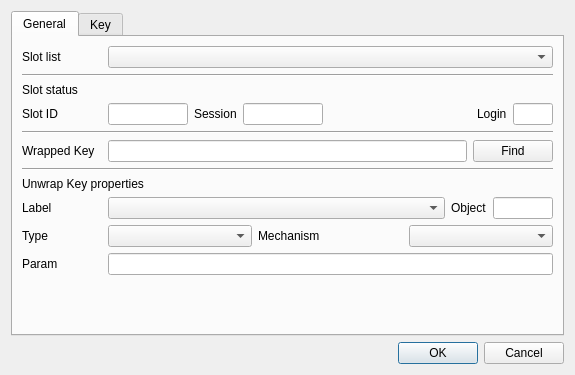
Old version of the form CryptokiMan/unwrap_key_dlg.ui in the repository jykim74/CryptokiMan.
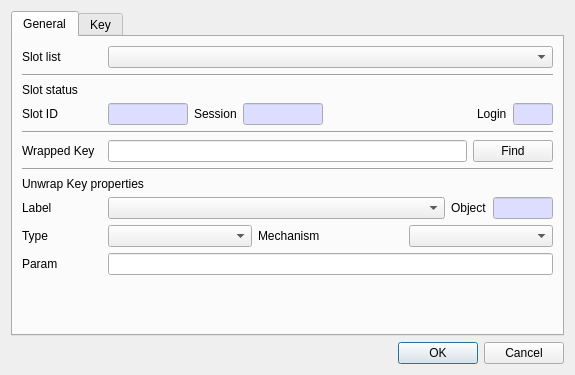
New version of the form.

Commit message: Read Only 입력창 색지정

The edit to the form file:
```diff
--- a/CryptokiMan/unwrap_key_dlg.ui
+++ b/CryptokiMan/unwrap_key_dlg.ui
@@ -101,6 +101,46 @@
              <height>16777215</height>
             </size>
            </property>
+           <property name="palette">
+            <palette>
+             <active>
+              <colorrole role="Base">
+               <brush brushstyle="SolidPattern">
+                <color alpha="255">
+                 <red>221</red>
+                 <green>221</green>
+                 <blue>255</blue>
+                </color>
+               </brush>
+              </colorrole>
+             </active>
+             <inactive>
+              <colorrole role="Base">
+               <brush brushstyle="SolidPattern">
+                <color alpha="255">
+                 <red>221</red>
+                 <green>221</green>
+                 <blue>255</blue>
+                </color>
+               </brush>
+              </colorrole>
+             </inactive>
+             <disabled>
+              <colorrole role="Base">
+               <brush brushstyle="SolidPattern">
+                <color alpha="255">
+                 <red>240</red>
+                 <green>240</green>
+                 <blue>240</blue>
+                </color>
+               </brush>
+              </colorrole>
+             </disabled>
+            </palette>
+           </property>
+           <property name="readOnly">
+            <bool>true</bool>
+           </property>
           </widget>
          </item>
          <item row="0" column="2">
@@ -118,6 +158,46 @@
              <height>16777215</height>
             </size>
            </property>
+           <property name="palette">
+            <palette>
+             <active>
+              <colorrole role="Base">
+               <brush brushstyle="SolidPattern">
+                <color alpha="255">
+                 <red>221</red>
+                 <green>221</green>
+                 <blue>255</blue>
+                </color>
+               </brush>
+              </colorrole>
+             </active>
+             <inactive>
+              <colorrole role="Base">
+               <brush brushstyle="SolidPattern">
+                <color alpha="255">
+                 <red>221</red>
+                 <green>221</green>
+                 <blue>255</blue>
+                </color>
+               </brush>
+              </colorrole>
+             </inactive>
+             <disabled>
+              <colorrole role="Base">
+               <brush brushstyle="SolidPattern">
+                <color alpha="255">
+                 <red>240</red>
+                 <green>240</green>
+                 <blue>240</blue>
+                </color>
+               </brush>
+              </colorrole>
+             </disabled>
+            </palette>
+           </property>
+           <property name="readOnly">
+            <bool>true</bool>
+           </property>
           </widget>
          </item>
          <item row="0" column="1">
@@ -128,6 +208,46 @@
              <height>16777215</height>
             </size>
            </property>
+           <property name="palette">
+            <palette>
+             <active>
+              <colorrole role="Base">
+               <brush brushstyle="SolidPattern">
+                <color alpha="255">
+                 <red>221</red>
+                 <green>221</green>
+                 <blue>255</blue>
+                </color>
+               </brush>
+              </colorrole>
+             </active>
+             <inactive>
+              <colorrole role="Base">
+               <brush brushstyle="SolidPattern">
+                <color alpha="255">
+                 <red>221</red>
+                 <green>221</green>
+                 <blue>255</blue>
+                </color>
+               </brush>
+              </colorrole>
+             </inactive>
+             <disabled>
+              <colorrole role="Base">
+               <brush brushstyle="SolidPattern">
+                <color alpha="255">
+                 <red>240</red>
+                 <green>240</green>
+                 <blue>240</blue>
+                </color>
+               </brush>
+              </colorrole>
+             </disabled>
+            </palette>
+           </property>
+           <property name="readOnly">
+            <bool>true</bool>
+           </property>
           </widget>
          </item>
          <item row="0" column="4">
@@ -216,6 +336,46 @@
              <height>16777215</height>
             </size>
            </property>
+           <property name="palette">
+            <palette>
+             <active>
+              <colorrole role="Base">
+               <brush brushstyle="SolidPattern">
+                <color alpha="255">
+                 <red>221</red>
+                 <green>221</green>
+                 <blue>255</blue>
+                </color>
+               </brush>
+              </colorrole>
+             </active>
+             <inactive>
+              <colorrole role="Base">
+               <brush brushstyle="SolidPattern">
+                <color alpha="255">
+                 <red>221</red>
+                 <green>221</green>
+                 <blue>255</blue>
+                </color>
+               </brush>
+              </colorrole>
+             </inactive>
+             <disabled>
+              <colorrole role="Base">
+               <brush brushstyle="SolidPattern">
+                <color alpha="255">
+                 <red>240</red>
+                 <green>240</green>
+                 <blue>240</blue>
+                </color>
+               </brush>
+              </colorrole>
+             </disabled>
+            </palette>
+           </property>
+           <property name="readOnly">
+            <bool>true</bool>
+           </property>
           </widget>
          </item>
          <item row="0" column="2">
```
The commit also changes 22 other files.
